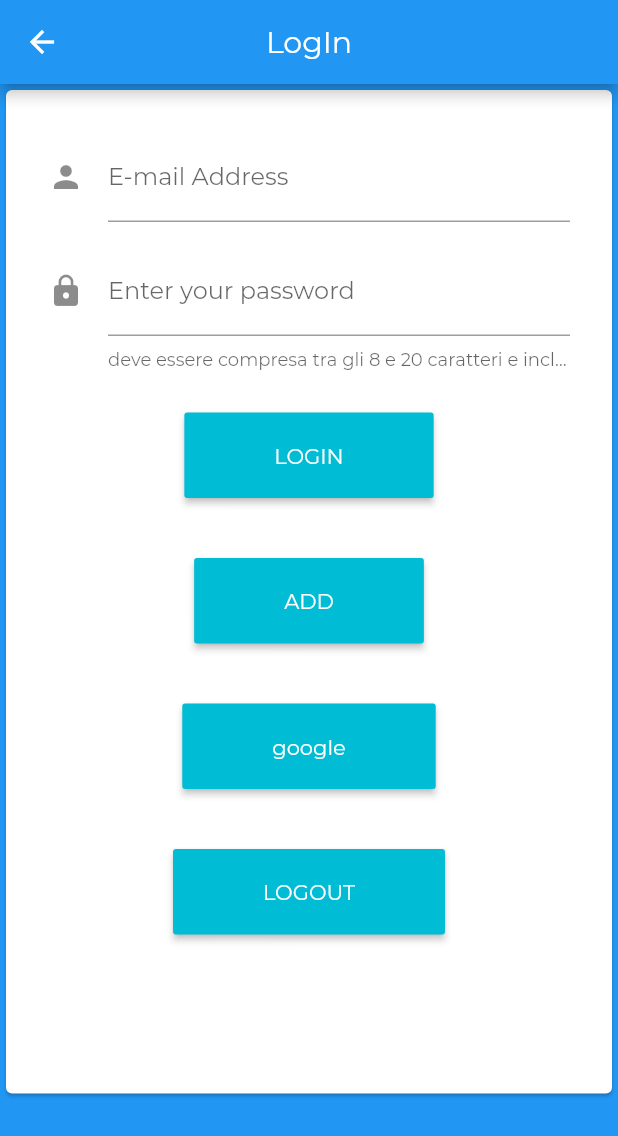
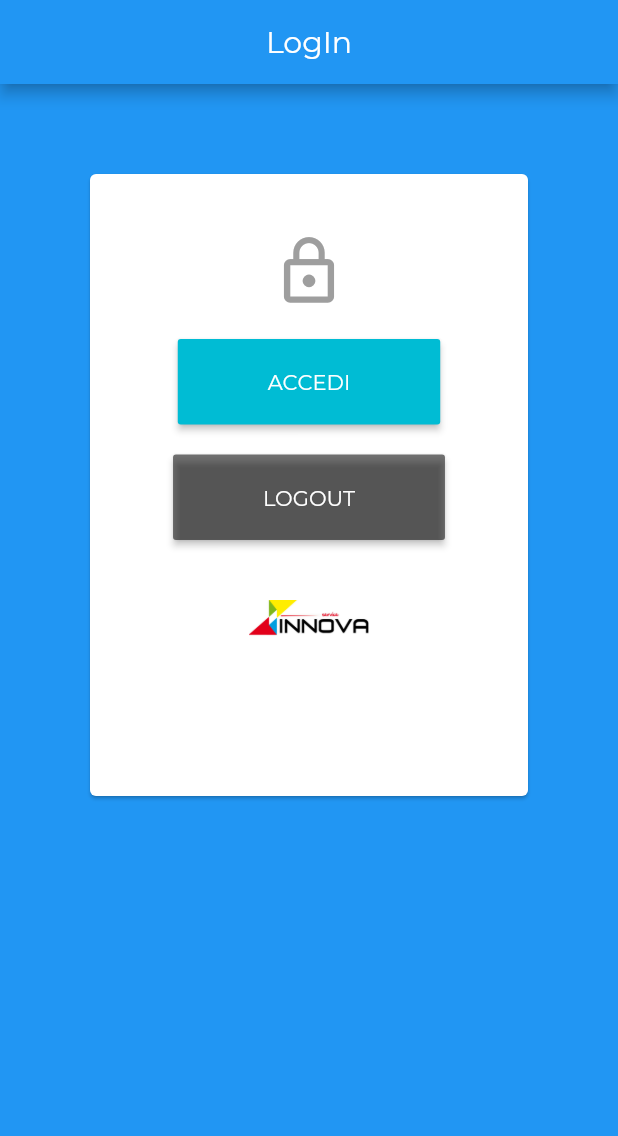
Before and after one commit to jari-mattia/innova_service_flutter_project, a Flutter app: the screen it shows after launch, after a tap on "LOGOUT", on a phone screen of 412 x 824 dp. Shown: the top 1136 px of the screen. Run offline on Flutter 3.47's test engine with Material 2 defaults, Android fonts, the phone set to English and light mode, and no system bars; our stand-ins replace cloud_firestore, firebase_auth, firebase_core, firebase_storage, google_sign_in, image_picker; missing offline and left inert: flutter_launch; accounts and stored records are empty; project files that could hold a hidden picture were left out.

Commit message:
//TODO login

```diff
--- a/lib/login_controller/login_test.dart
+++ b/lib/login_controller/login_test.dart
@@ -1,11 +1,17 @@
 import 'dart:async';
+import 'package:firebase_auth/firebase_auth.dart';
 import 'package:innova_service_flutter_project/main.dart';
 import 'package:flutter/material.dart';
-import 'package:firebase_auth/firebase_auth.dart';
 import 'package:google_sign_in/google_sign_in.dart';
 import 'package:innova_service_flutter_project/model/user.dart';
 import 'package:innova_service_flutter_project/data_controller/functions.dart';
+import 'package:innova_service_flutter_project/route/router.dart';
 
+User currentUser;
+FirebaseAuth fireAuth = FirebaseAuth.instance;
+FirebaseUser fireUser;
+GoogleSignIn googleSignIn = new GoogleSignIn();
+GoogleSignInAccount googleUser;
 
 class Login extends StatefulWidget {
   @override
@@ -16,11 +22,15 @@ class Login extends StatefulWidget {
 
 class _LoginState extends State<Login> {
   final GlobalKey<FormState> _loginFormKey = new GlobalKey<FormState>();
-  String welcome;
   TextEditingController _emailController = new TextEditingController();
   TextEditingController _passwordController = new TextEditingController();
+  String _message;
 
-  String _message = '';
+  @override
+  void initState() {
+    _message = '';
+    super.initState();
+  }
 
   @override
   Widget build(BuildContext context) {
@@ -35,58 +45,45 @@ class _LoginState extends State<Login> {
             child: new ListView(
               children: <Widget>[
                 Card(
+                    margin: EdgeInsets.all(60.0),
                     child: Padding(
                   padding: EdgeInsets.all(20.0),
                   child: Form(
                       key: this._loginFormKey,
                       child: Column(
-                          mainAxisAlignment: MainAxisAlignment.center,
+                          mainAxisAlignment: MainAxisAlignment.spaceAround,
+                          mainAxisSize: MainAxisSize.max,
                           children: <Widget>[
                         Padding(
-                              padding: const EdgeInsets.all(8.0),
-                              child: TextFormField(
-                                  controller: _emailController,
-                                  validator: validateEmail,
-                                  keyboardType: TextInputType
-                                      .emailAddress, // Use email input type for emails.
-                                  decoration: new InputDecoration(
-                                      icon: Icon(Icons.person),
-                                      hintText: 'you@example.com',
-                                      labelText: 'E-mail Address')),
-                            ),
+                            padding: const EdgeInsets.all(20.0),
+                            child: Icon(
+                              Icons.lock_outline,
+                              size: 50.0,
+                              color: Colors.grey,
+                            )),
                         Padding(
-                              padding: const EdgeInsets.all(8.0),
-                              child: new TextFormField(
-                                  controller: _passwordController,
-                                  validator: validatePassword,
-                                  obscureText:
-                                      true, // Use secure text for passwords.
-                                  decoration: new InputDecoration(
-                                      icon: Icon(Icons.lock),
-                                      helperText:
-                                          'deve essere compresa tra gli 8 e 20 caratteri e includere almeno 1 lettera minuscola , 1 maiuscola , 1 numero e 1 carattere speciale ',
-                                      hintText: 'Password',
-                                      labelText: 'Enter your password')),
-                            ),
-                            Padding(
-                              padding: const EdgeInsets.all(20.0),
+                          padding: const EdgeInsets.all(0.0),
                           child: RaisedButton(
                               padding: EdgeInsets.symmetric(
                                   horizontal: 60.0, vertical: 20.0),
                               color: Theme.of(context).accentColor,
                               onPressed: () {
-                                    if (_loginFormKey.currentState.validate()) {
-//    If all data are correct then save data to out variables
-                                      _loginFormKey.currentState.save();
-                                      setState(() {
-                                        _loginWithEmailAndPassword(
-                                            _emailController.text,
-                                            _passwordController.text);
-                                      });
-                                    }
+                                _authenticateWithGoogle()
+                                    .then((fireUser) =>
+                                        createUserFromFirebaseUser(fireUser))
+                                    .then((user) => currentUser = user)
+                                    .whenComplete(() => setState(() {
+                                          _message =
+                                              'questo è un nuovo utente User ${currentUser.email}';
+                                        }));
+                                /*.whenComplete(() => Navigator.push(
+                                              context,
+                                              MaterialPageRoute(
+                                                  builder: (context) =>
+                                                      Router())));*/
                               },
                               child: Text(
-                                    'LOGIN',
+                                'ACCEDI',
                                 style: TextStyle(color: Colors.white),
                               )),
                         ),
@@ -95,49 +92,11 @@ class _LoginState extends State<Login> {
                           child: RaisedButton(
                               padding: EdgeInsets.symmetric(
                                   horizontal: 60.0, vertical: 20.0),
-                                  color: Theme.of(context).accentColor,
+                              color: Colors.black54,
                               onPressed: () {
-                                    if (_loginFormKey.currentState.validate()) {
-//    If all data are correct then save data to out variables
-                                      _loginFormKey.currentState.save();
-                                      setState(() {
-                                        _addUserWithEmailAndPassword(
-                                            _emailController.text,
-                                            _passwordController.text);
-                                      });
-                                    }
-                                  },
-                                  child: Text(
-                                    'ADD',
-                                    style: TextStyle(color: Colors.white),
-                                  )),
-                            ),
-                            Padding(
-                              padding: const EdgeInsets.all(20.0),
-                              child: RaisedButton(
-                                  padding: EdgeInsets.symmetric(
-                                      horizontal: 60.0, vertical: 20.0),
-                                  color: Theme.of(context).accentColor,
-                                  onPressed: () {
-                                    setState(() {
-                                      _authenticateWithGoogle();
-                                    });
-                                  },
-                                  child: Text(
-                                    'google',
-                                    style: TextStyle(color: Colors.white),
-                                  )),
-                            ),
-                            Padding(
-                              padding: const EdgeInsets.all(20.0),
-                              child: RaisedButton(
-                                  padding: EdgeInsets.symmetric(
-                                      horizontal: 60.0, vertical: 20.0),
-                                  color: Theme.of(context).accentColor,
-                                  onPressed: () {
-                                    setState(() {
-                                      _signOut();
-                                    });
+                                _signOut().whenComplete(() => setState(() {
+                                      _message = '';
+                                    }));
                               },
                               child: Text(
                                 'LOGOUT',
@@ -145,48 +104,68 @@ class _LoginState extends State<Login> {
                               )),
                         ),
                         Padding(
+                          padding: const EdgeInsets.all(20.0),
+                          child:
+                              Image.asset('asset/images/logo.png', width: 80.0),
+                        ),
+                        Padding(
                           padding: EdgeInsets.symmetric(
                               horizontal: 20.0, vertical: 20.0),
                           child: Text(
-                                '${_message}',
+                            _message,
                             softWrap: true,
                             textAlign: TextAlign.center,
                             textScaleFactor: 1.5,
                           ),
                         ),
                       ])),
-                ))
-              ],
+                    ))],
               ),
             ),
           ),
         ),
       );
+
   }
 
-  Future<Null> _authenticateWithGoogle() async {
-
-    GoogleSignInAccount googleCurrentUser = googleSignIn.currentUser;
-    if (googleCurrentUser == null) {
+  Future<FirebaseUser> _authenticateWithGoogle() async {
+    GoogleSignInAccount googleUser;
+    if (googleUser == null) {
       // Force the user to interactively sign in
-      googleCurrentUser = await googleSignIn.signIn();
+      try {
+        googleUser = await googleSignIn.signIn();
+      } catch (error) {
+        print(error);
+      }
     }
 
     final GoogleSignInAuthentication googleAuth =
-        await googleCurrentUser.authentication;
+        await googleUser.authentication;
 
     fireUser = await fireAuth.signInWithGoogle(
       accessToken: googleAuth.accessToken,
       idToken: googleAuth.idToken,
     );
-    User user = User.instance(fireUser);
-    setState(() {
-      currentUser = user;
-      currentUser.logged = true;
-      _message = 'questo è un nuovo utente Google ${currentUser.email}';
-    });
+
+    assert(fireUser.email != null);
+    assert(fireUser.displayName != null);
+    assert(!fireUser.isAnonymous);
+    assert(await fireUser.getIdToken() != null);
+    return fireUser;
   }
 
+  Future<Null> _signOut() async {
+    if (googleUser != null) await googleSignIn.signOut();
+    if (fireUser != null) await fireAuth.signOut();
+  }
+}
+
+Future<User> createUserFromFirebaseUser(FirebaseUser fireUser) async {
+  User user = await User.instance(fireUser);
+  assert(user != null);
+  return user;
+}
+/*
   Future<Null> _addUserWithEmailAndPassword(
       String email, String password) async {
     fireUser = await fireAuth.createUserWithEmailAndPassword(
@@ -213,19 +192,4 @@ class _LoginState extends State<Login> {
       _message = 'bentornato ${currentUser.email}';
     });
   }
-
-  Future<Null> _signOut() async {
-    if (googleSignIn != null) {
-      await googleSignIn.signOut();
-    }
-    if (currentUser != null) {
-      await fireAuth.signOut();
-    }
-    setState(() {
-      currentUser = null;
-      currentUser.logged = false;
-
-      _message = 'user ${currentUser.email}';
-    });
-  }
-}
+*/
--- a/lib/main.dart
+++ b/lib/main.dart
@@ -1,17 +1,12 @@
 import 'package:firebase_auth/firebase_auth.dart';
 import 'package:flutter/material.dart';
 import 'package:google_sign_in/google_sign_in.dart';
+import 'package:innova_service_flutter_project/login_controller/login_test.dart';
 import 'package:innova_service_flutter_project/login_controller/splash_screen.dart';
 import 'package:innova_service_flutter_project/model/user.dart';
 
 
-User currentUser;
-FirebaseAuth fireAuth = FirebaseAuth.instance;
-FirebaseUser fireUser;
-GoogleSignIn googleSignIn = new GoogleSignIn(scopes: [
-'email',
-'https://www.googleapis.com/auth/contacts.readonly',
-]);
+
 
 void main() => runApp(new MyApp());
 
@@ -31,7 +26,7 @@ class _MyAppState extends State<MyApp> {
           fontFamily: 'Montserrat',
           primaryColor: Colors.blue,
           accentColor: Colors.cyan),
-      home: SplashScreen(),//HandleCurrentScreen()
+      home: Login(),//HandleCurrentScreen()
     );
   }
 }
--- a/lib/route/router.dart
+++ b/lib/route/router.dart
@@ -4,7 +4,6 @@ import 'package:innova_service_flutter_project/route/about.dart';
 import 'package:innova_service_flutter_project/route/contacts.dart';
 import 'package:innova_service_flutter_project/route/home_page.dart';
 import 'package:innova_service_flutter_project/route/services_page_view.dart';
-
 
 void main() => runApp(new Router());
 
@@ -29,9 +28,7 @@ class _RouterState extends State<Router> {
     services = MyServicesPageView();
     aboutUs = ChiSiamo();
     contacts = Contacts();
-
     pages = [home, services, aboutUs, contacts];
-
     currentPage = home;
     super.initState();
   }
```
Also changed, not shown: lib/login_controller/splash_screen.dart (+33 -19 lines), lib/model/user.dart (+9 -1 lines), lib/route/home_page.dart (+4 -4 lines), 1 other file. Lines whose indentation alone changed are shown as unchanged.
